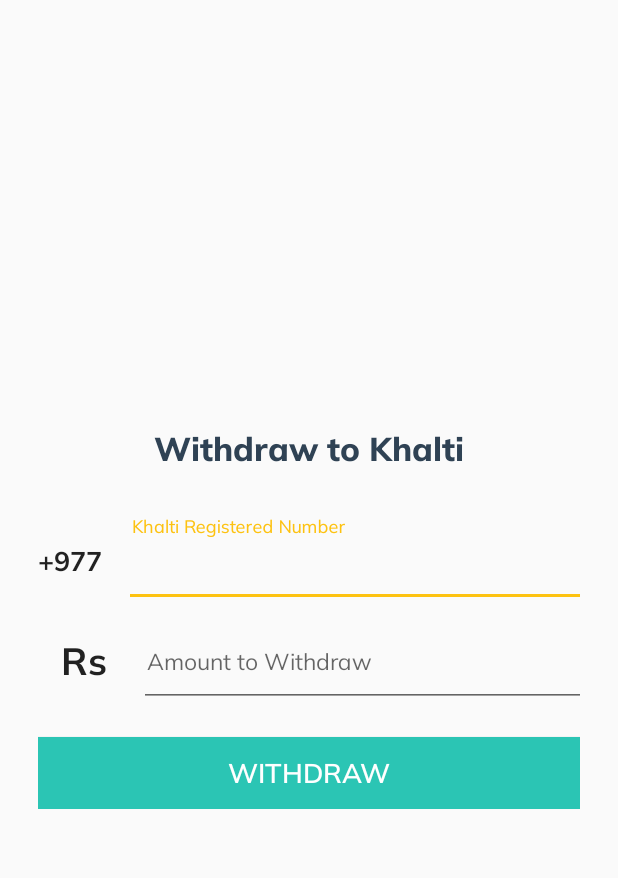
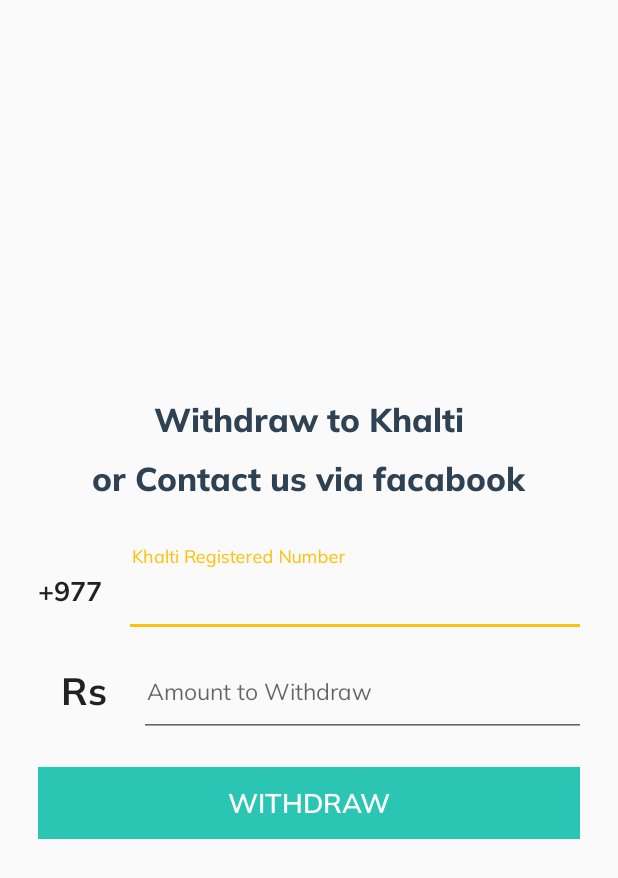
Before and after one commit to bestap/BattleZone2020, an Android app: the fragment WithdrawFragment shown on its own in the app's theme, on a phone screen of 412 x 824 dp. Shown: the top 878 px of the screen. Run offline under Robolectric (Android 15) with nearby library versions, the phone set to English and light mode, and no system bars; Roboto replaces fonts that are not available here.

```diff
--- a/app/src/main/res/layout/activity_edit_profile.xml
+++ b/app/src/main/res/layout/activity_edit_profile.xml
@@ -132,7 +132,7 @@
                         android:layout_width="fill_parent"
                         android:layout_height="wrap_content"
                         android:fontFamily="@font/lato"
-                        android:hint="PUBG Username"
+                        android:hint="Username in PUBG acc"
                         android:inputType="textPersonName"
                         android:maxLength="20"
                         android:paddingLeft="7.0dip"
--- a/app/src/main/res/layout/activity_main.xml
+++ b/app/src/main/res/layout/activity_main.xml
@@ -121,7 +121,7 @@
                             android:layout_width="fill_parent"
                             android:layout_height="wrap_content"
                             android:fontFamily="@font/muli"
-                            android:hint="Pubg Username"
+                            android:hint="Username in PUBG acc"
                             android:inputType="textPersonName"
                             android:maxLength="20"
                             android:paddingLeft="7.0dip"
--- a/app/src/main/res/layout/activity_match_details.xml
+++ b/app/src/main/res/layout/activity_match_details.xml
@@ -190,7 +190,7 @@
                 android:layout_marginTop="10.0dip"
                 android:layout_marginRight="5.0dip"
                 android:fontFamily="@font/muli_extrabold"
-                android:text="PUBG Mobile Match #35"
+                android:text="Match #35"
                 android:textColor="@color/blueRandom"
                 android:textSize="15.0sp" />
 
--- a/app/src/main/res/layout/activity_match_result.xml
+++ b/app/src/main/res/layout/activity_match_result.xml
@@ -46,7 +46,7 @@
                             android:layout_marginRight="5.0dip"
                             android:fontFamily="@font/muli_black"
                             android:gravity="center"
-                            android:text="PUBG Mobile Match Title"
+                            android:text="Mobile Match Title"
                             android:textColor="@color/darkBlue" />
 
                         <TextView
--- a/app/src/main/res/layout/fragment_withdraw.xml
+++ b/app/src/main/res/layout/fragment_withdraw.xml
@@ -16,9 +16,18 @@
             android:layout_width="wrap_content"
             android:layout_height="wrap_content"
             android:layout_gravity="center"
+            android:layout_marginBottom="10.0dip"
+            android:fontFamily="@font/muli_extrabold"
+            android:text="Withdraw to Khalti"
+            android:textAppearance="@style/Base.TextAppearance.AppCompat.Large"
+            android:textColor="@color/mainblue" />
+        <TextView
+            android:layout_width="wrap_content"
+            android:layout_height="wrap_content"
+            android:layout_gravity="center"
             android:layout_marginBottom="30.0dip"
             android:fontFamily="@font/muli_extrabold"
-            android:text="Withdraw to Khalti"
+            android:text="or Contact us via facabook"
             android:textAppearance="@style/Base.TextAppearance.AppCompat.Large"
             android:textColor="@color/mainblue" />
 
--- a/app/src/main/res/layout/game_item.xml
+++ b/app/src/main/res/layout/game_item.xml
@@ -133,7 +133,7 @@
                             android:layout_width="wrap_content"
                             android:layout_height="wrap_content"
                             android:fontFamily="@font/muli_extrabold"
-                            android:text="PUBG Mobile Match #1"
+                            android:text="Match #1"
                             android:textColor="@color/mainblue"
                             android:textSize="17.0sp" />
 
--- a/app/src/main/res/layout/match_result_list_row.xml
+++ b/app/src/main/res/layout/match_result_list_row.xml
@@ -41,7 +41,7 @@
                 android:layout_height="wrap_content"
                 android:layout_gravity="start"
                 android:fontFamily="@font/lato"
-                android:text="MS Dhoni of India"
+                android:text="hehehe"
                 android:textSize="13.0sp"
                 android:textStyle="bold" />
         </LinearLayout>
--- a/app/src/main/res/layout/ongoing_list_row.xml
+++ b/app/src/main/res/layout/ongoing_list_row.xml
@@ -95,7 +95,7 @@
                             android:layout_width="wrap_content"
                             android:layout_height="wrap_content"
                             android:fontFamily="@font/muli_extrabold"
-                            android:text="PUBG Mobile Match #1"
+                            android:text="Match #1"
                             android:textColor="@color/mainblue"
                             android:textSize="17.0sp" />
 
--- a/app/src/main/res/layout/result_item.xml
+++ b/app/src/main/res/layout/result_item.xml
@@ -95,7 +95,7 @@
                             android:layout_width="wrap_content"
                             android:layout_height="wrap_content"
                             android:fontFamily="@font/muli_extrabold"
-                            android:text="PUBG Mobile Match #1"
+                            android:text="Match #1"
                             android:textColor="@color/mainblue"
                             android:textSize="17.0sp" />
 
--- a/app/src/main/res/layout/top_player_list_row.xml
+++ b/app/src/main/res/layout/top_player_list_row.xml
@@ -52,7 +52,7 @@
                     android:layout_height="wrap_content"
                     android:layout_gravity="start"
                     android:fontFamily="@font/lato"
-                    android:text="Rajan"
+                    android:text="Rohan"
                     android:textSize="16.0sp"
                     android:textStyle="bold" />
             </LinearLayout>
--- a/app/src/main/res/layout/transactions_list_row.xml
+++ b/app/src/main/res/layout/transactions_list_row.xml
@@ -50,7 +50,7 @@
                     android:layout_height="wrap_content"
                     android:layout_gravity="start"
                     android:fontFamily="@font/lato"
-                    android:text="PUBG Mobile Match #35"
+                    android:text="Match #35"
                     android:textSize="15.0sp"
                     android:textStyle="bold" />
 
```
